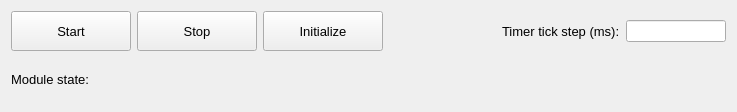
Before: the Qt Designer form resources/statewidget.ui in tud-hri/joan, drawn with Qt 5.
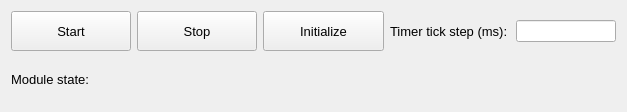
After: the same form once the commit is applied.

What changed in the file:
```diff
--- a/resources/statewidget.ui
+++ b/resources/statewidget.ui
@@ -6,10 +6,16 @@
    <rect>
     <x>0</x>
     <y>0</y>
-    <width>737</width>
+    <width>627</width>
     <height>112</height>
    </rect>
   </property>
+  <property name="sizePolicy">
+   <sizepolicy hsizetype="Minimum" vsizetype="Preferred">
+    <horstretch>0</horstretch>
+    <verstretch>0</verstretch>
+   </sizepolicy>
+  </property>
   <property name="windowTitle">
    <string>stateWidget</string>
   </property>
@@ -149,19 +155,6 @@
          </property>
         </widget>
        </item>
-       <item>
-        <spacer name="horizontalSpacer">
-         <property name="orientation">
-          <enum>Qt::Horizontal</enum>
-         </property>
-         <property name="sizeHint" stdset="0">
-          <size>
-           <width>40</width>
-           <height>20</height>
-          </size>
-         </property>
-        </spacer>
-       </item>
        <item>
         <widget class="QLabel" name="lblTickMillis">
          <property name="font">
```
